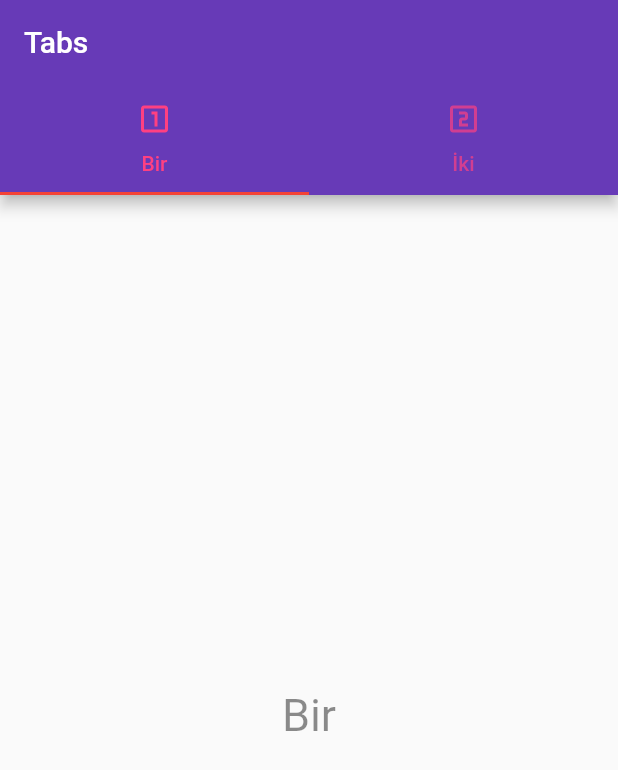
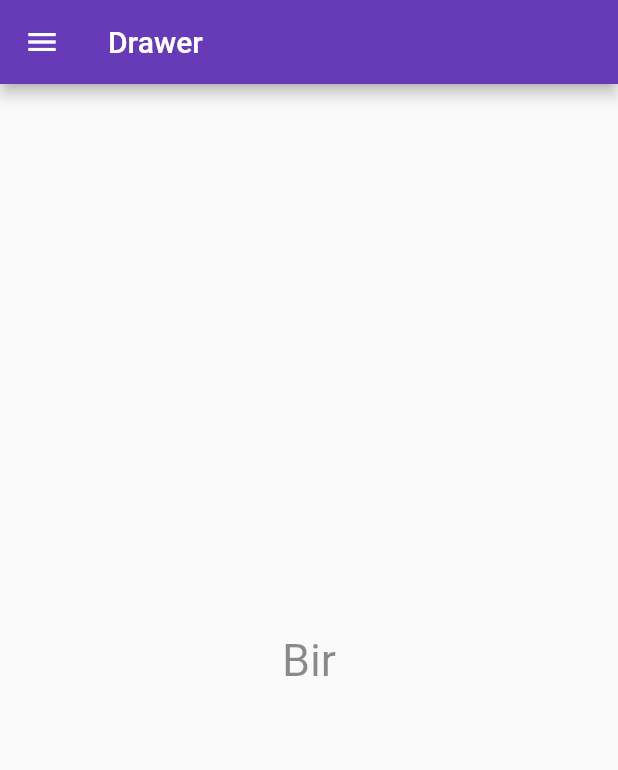
Before and after one commit to HopeCoding/FlutterBootCamp, a Flutter app: the screen it shows after launch, on a phone screen of 412 x 824 dp. Shown: the top 770 px of the screen. Run offline on Flutter 3.47's test engine with Material 2 defaults, Android fonts, the phone set to English and light mode, and no system bars; our stand-ins replace math_expressions.

Commit message:
Drawer and Bottom_Navigation_Bar Eklendi

```diff
--- a/lib/main.dart
+++ b/lib/main.dart
@@ -5,6 +5,8 @@ import 'package:dart_lessons/homeworks/h3/homework3.dart';
 import 'package:dart_lessons/homeworks/h4/homework4.dart';
 import 'package:dart_lessons/homeworks/h5/calculator.dart';
 import 'package:dart_lessons/kisiler_uygulamasi/ui/screen/mainpagePerson.dart';
+import 'package:dart_lessons/page_tabs/bottom_page.dart';
+import 'package:dart_lessons/page_tabs/drawer_page.dart';
 import 'package:dart_lessons/page_tabs/tabs_sayfa.dart';
 import 'package:dart_lessons/widgets/mainpageWidget.dart';
 import 'package:dart_lessons/work_structure/mainpagegame.dart';
@@ -26,7 +28,7 @@ class MyApp extends StatelessWidget {
 
         primarySwatch: Colors.blue,
       ),
-      home: const TabsSayfa()
+      home: const DrawerPage()
     );
   }
 }
--- /dev/null
+++ b/lib/page_tabs/drawer_page.dart
@@ -0,0 +1,64 @@
+import 'package:dart_lessons/page_tabs/sayfa_bir.dart';
+import 'package:dart_lessons/page_tabs/sayfa_iki.dart';
+import 'package:flutter/material.dart';
+
+class DrawerPage extends StatefulWidget {
+  const DrawerPage({Key? key}) : super(key: key);
+
+  @override
+  State<DrawerPage> createState() => _DrawerPageState();
+}
+
+class _DrawerPageState extends State<DrawerPage> {
+
+  int secilenIndeks = 0 ;
+
+  var sayfaListesi =[const SayfaBir(),SayfaIki()];
+
+
+  @override
+  Widget build(BuildContext context) {
+    return Scaffold(
+      appBar: AppBar(
+        title: const Text("Drawer"),
+        backgroundColor: Colors.deepPurple,
+      ),
+      body: sayfaListesi[secilenIndeks],
+      drawer: Drawer(
+        child: ListView(padding: EdgeInsets.zero,
+          children: [
+            const DrawerHeader(
+                child: const Text("Sayfa Seçiniz",style: TextStyle(color: Colors.white,fontSize: 30),),
+                decoration: BoxDecoration(
+                    color: Colors.deepPurple,
+
+                ),
+            ),
+
+            ListTile(
+              title: const Text("Bir"),
+              leading: const Icon(Icons.looks_one_outlined),
+              onTap: (){
+                setState(() {
+                  secilenIndeks = 0;
+                });
+                Navigator.pop(context);
+              },
+            ),
+            ListTile(
+              title: const Text("İki"),
+              leading: const Icon(Icons.looks_two_outlined),
+              onTap: (){
+                setState(() {
+                  secilenIndeks = 1;
+                });
+                Navigator.pop(context);
+              },
+            ),
+
+          ],
+        ),
+      ),
+    );
+  }
+}
```
Also changed, not shown: lib/page_tabs/bottom_page.dart (added, +42 -0 lines).
